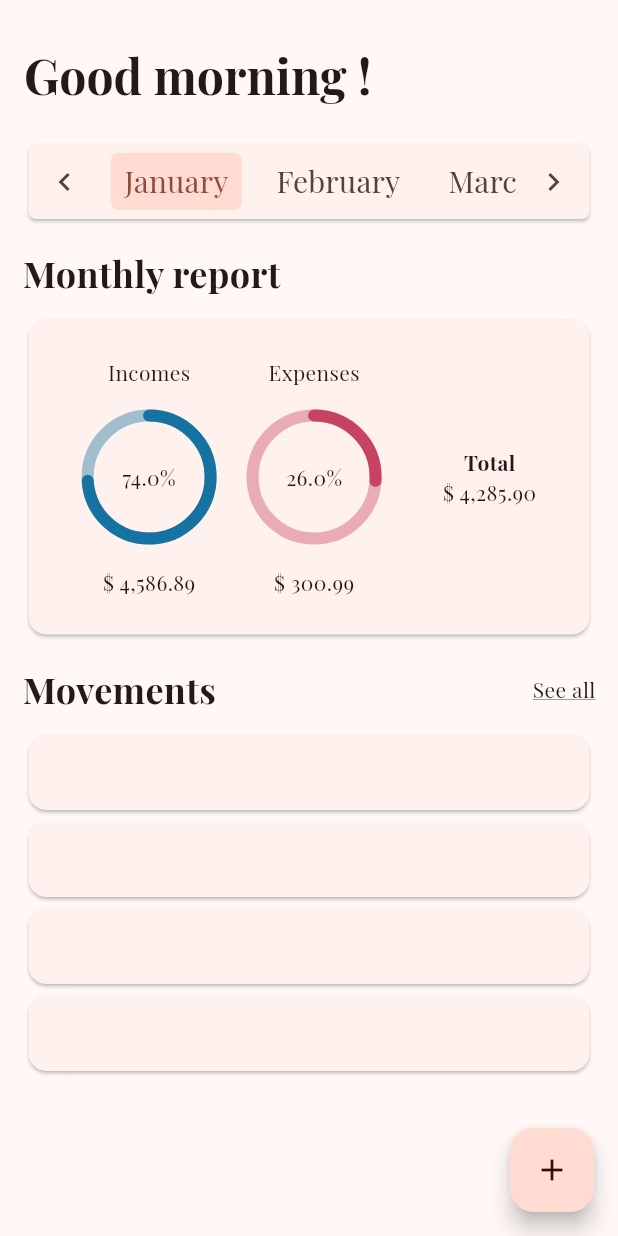
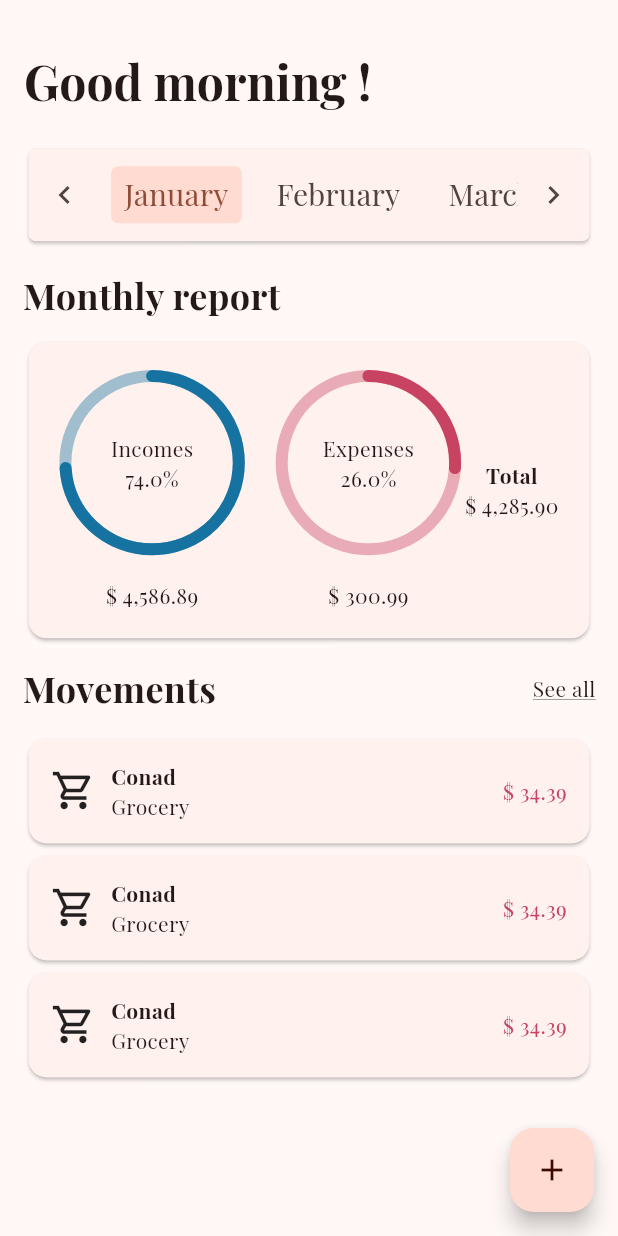
Before and after one commit to jacopo-degattis/makeitcount, a Flutter app: the screen it shows after launch, on a phone screen of 412 x 824 dp. Run offline on Flutter 3.47's test engine with Material 3 defaults, Android fonts, the phone set to English and light mode, and no system bars; drawn by our look-alikes of percent_indicator; our stand-ins replace google_fonts.

Commit message:
chore: improve widgets proportion using MediaQueries

```diff
--- a/lib/pages/home/components/expenses_pie_chart.dart
+++ b/lib/pages/home/components/expenses_pie_chart.dart
@@ -17,8 +17,11 @@ class ExpensesPieChart extends StatelessWidget {
 
   @override
   Widget build(BuildContext context) {
+    final radius = MediaQuery.of(context).size.width * 0.15;
+    final spacing = MediaQuery.of(context).size.height * 0.02;
+
     return CircularPercentIndicator(
-      radius: 45.0,
+      radius: radius,
       animation: true,
       lineWidth: 8.0,
       percent: percent,
@@ -26,13 +29,16 @@ class ExpensesPieChart extends StatelessWidget {
       progressColor: progressColor,
       circularStrokeCap: CircularStrokeCap.round,
       backgroundColor: progressColor.withOpacity(0.4),
-      header: Container(
-        margin: const EdgeInsets.only(bottom: 15.0),
-        child: Text(header),
-      ),
-      center: Text("${percent * 100}%"),
+      // header: Container(
+      //   margin: EdgeInsets.only(bottom: spacing),
+      //   child: Text(header),
+      // ),
+      center: Column(mainAxisAlignment: MainAxisAlignment.center, children: [
+        Text(header),
+        Text("${percent * 100}%"),
+      ]),
       footer: Container(
-        margin: const EdgeInsets.only(top: 15.0),
+        margin: EdgeInsets.only(top: spacing),
         child: Text(
           "\$ $footer",
         ),
--- a/lib/pages/home/components/monthly_report.dart
+++ b/lib/pages/home/components/monthly_report.dart
@@ -11,6 +11,11 @@ class MonthlyReport extends StatefulWidget {
 class _MonthlyReportState extends State<MonthlyReport> {
   @override
   Widget build(BuildContext context) {
+    final graphsSapcing = MediaQuery.of(context).size.width * 0.05;
+    final cardHeight = MediaQuery.of(context).size.height * 0.20;
+    final verticalCardPadding = MediaQuery.of(context).size.height * 0.02;
+    final horizontalCardPadding = MediaQuery.of(context).size.width * 0.05;
+
     return Column(
       crossAxisAlignment: CrossAxisAlignment.start,
       mainAxisAlignment: MainAxisAlignment.start,
@@ -23,40 +28,41 @@ class _MonthlyReportState extends State<MonthlyReport> {
                 fontWeight: FontWeight.bold,
               )),
         ),
-        const Card(
+        Card(
           child: Padding(
-            padding: EdgeInsets.only(
-              left: 15.0,
-              right: 15.0,
-              top: 15.0,
-              bottom: 15.0,
-            ),
+            padding: EdgeInsets.symmetric(
+                horizontal: horizontalCardPadding,
+                vertical: verticalCardPadding),
             child: SizedBox(
                 width: double.infinity,
-                height: 180,
+                height: cardHeight,
                 child: Row(
-                  mainAxisAlignment: MainAxisAlignment.spaceAround,
+                  mainAxisAlignment: MainAxisAlignment.spaceBetween,
                   crossAxisAlignment: CrossAxisAlignment.center,
                   children: [
                     Row(
                       children: [
-                        ExpensesPieChart(
+                        Container(
+                          child: const ExpensesPieChart(
                               header: "Incomes",
                               progressColor: Color(0xFF1572A1),
                               percent: 0.74,
                               footer: "4,586.89"),
+                        ),
                         SizedBox(
-                          width: 20.0,
-                        ),
-                        ExpensesPieChart(
+                            // width: 20.0,
+                            width: graphsSapcing),
+                        Container(
+                          child: const ExpensesPieChart(
                             header: "Expenses",
                             progressColor: Color(0xFFC84361),
                             percent: 0.26,
                             footer: "300.99",
                           ),
+                        ),
                       ],
                     ),
-                    Column(
+                    const Column(
                       mainAxisAlignment: MainAxisAlignment.center,
                       children: [
                         Text(
--- a/lib/pages/home/components/movements.dart
+++ b/lib/pages/home/components/movements.dart
@@ -11,33 +11,52 @@ class Movements extends StatefulWidget {
 class _MovementsState extends State<Movements> {
   @override
   Widget build(BuildContext context) {
-    return Column(
-        crossAxisAlignment: CrossAxisAlignment.start,
-        mainAxisAlignment: MainAxisAlignment.start,
-        children: [
+    final margin = MediaQuery.of(context).size.height * 0.015;
+
+    return Column(children: [
       Container(
-              margin: EdgeInsets.only(top: 15, bottom: 10),
-              child: Row(
+          margin: EdgeInsets.only(top: margin, bottom: margin),
+          child: const Row(
             mainAxisAlignment: MainAxisAlignment.spaceBetween,
             children: [
-                  Text("Movements",
-                      style:
-                          TextStyle(fontSize: 24, fontWeight: FontWeight.bold)),
+              Text(
+                "Movements",
+                style: TextStyle(
+                  fontSize: 24,
+                  fontWeight: FontWeight.bold,
+                ),
+              ),
               Text(
                 "See all",
-                    style: TextStyle(decoration: TextDecoration.underline),
+                style: TextStyle(
+                  decoration: TextDecoration.underline,
+                ),
               )
             ],
           )),
-          Container(
-              child: Column(
+      const Column(
+        mainAxisAlignment: MainAxisAlignment.spaceEvenly,
         children: [
-              SingleMovementCard(),
-              SingleMovementCard(),
-              SingleMovementCard(),
-              SingleMovementCard(),
+          SingleMovementCard(
+            title: "Conad",
+            category: "Grocery",
+            price: 34.39,
+            image: "test",
+          ),
+          SingleMovementCard(
+            title: "Conad",
+            category: "Grocery",
+            price: 34.39,
+            image: "test",
+          ),
+          SingleMovementCard(
+            title: "Conad",
+            category: "Grocery",
+            price: 34.39,
+            image: "test",
+          ),
         ],
-          ))
+      )
     ]);
   }
 }
--- a/lib/pages/home/components/single_movment_card.dart
+++ b/lib/pages/home/components/single_movment_card.dart
@@ -1,14 +1,57 @@
 import 'package:flutter/material.dart';
 
 class SingleMovementCard extends StatelessWidget {
-  const SingleMovementCard({super.key});
+  final String title;
+  final String category;
+  final double price; // TODO: it's price the best name ?
+  final String image;
+
+  const SingleMovementCard({
+    super.key,
+    required this.title,
+    required this.category,
+    required this.price,
+    required this.image,
+  });
 
   @override
   Widget build(BuildContext context) {
     return Card(
-        child: Container(
-      width: double.infinity,
-      height: 50,
+        child: Padding(
+      padding: const EdgeInsets.symmetric(vertical: 15.0, horizontal: 15.0),
+      child: Row(
+        mainAxisAlignment: MainAxisAlignment.spaceBetween,
+        children: [
+          Row(
+            children: [
+              const Icon(
+                Icons.local_grocery_store_outlined,
+                size: 30.0,
+              ),
+              Container(
+                margin: const EdgeInsets.only(left: 10.0),
+                child: Column(
+                  crossAxisAlignment: CrossAxisAlignment.start,
+                  children: [
+                    Text(
+                      title,
+                      style: const TextStyle(fontWeight: FontWeight.bold),
+                    ),
+                    Text(
+                      category,
+                      style: const TextStyle(fontWeight: FontWeight.w100),
+                    )
+                  ],
+                ),
+              ),
+            ],
+          ),
+          Text(
+            "\$ $price",
+            style: const TextStyle(color: Color(0xFFC84361)),
+          )
+        ],
+      ),
     ));
   }
 }
--- a/lib/pages/home/home.dart
+++ b/lib/pages/home/home.dart
@@ -39,9 +39,16 @@ class _HomePageState extends State<HomePage> with TickerProviderStateMixin {
       'December',
     ];
 
+    final toolbarHeight = MediaQuery.of(context).size.height * 0.10;
+
     return Scaffold(
       appBar: AppBar(
-        toolbarHeight: 75,
+        notificationPredicate: (_) => false,
+        surfaceTintColor: Colors.transparent,
+        scrolledUnderElevation: 0.0,
+        forceMaterialTransparency: true,
+        // toolbarHeight: 75,
+        toolbarHeight: toolbarHeight,
         title: Container(
           margin: const EdgeInsets.only(top: 25),
           child: const Text("Good morning !",
@@ -51,7 +58,7 @@ class _HomePageState extends State<HomePage> with TickerProviderStateMixin {
               )),
         ),
         bottom: PreferredSize(
-          preferredSize: const Size.fromHeight(75),
+          preferredSize: Size.fromHeight(toolbarHeight),
           child: Container(
             padding: const EdgeInsets.only(
               left: 15.0,
@@ -63,7 +70,8 @@ class _HomePageState extends State<HomePage> with TickerProviderStateMixin {
                   borderRadius: BorderRadius.circular(5),
                 ),
                 child: SizedBox(
-                  height: 50,
+                  // height: 50,
+                  height: MediaQuery.of(context).size.height * 0.075,
                   child: Row(
                     children: [
                       // TODO: should I keep arrows ?
@@ -120,11 +128,14 @@ class _HomePageState extends State<HomePage> with TickerProviderStateMixin {
       ),
       body: Container(
         padding: const EdgeInsets.only(left: 15.0, right: 15.0),
-        child: TabBarView(
-            controller: _tabController,
-            children: List.filled(12, 0)
-                .map((x) => const ExpensesPreview())
-                .toList() as List<Widget>),
+        child: SizedBox(
+          height: MediaQuery.of(context).size.height,
+          child: TabBarView(
+              controller: _tabController,
+              children: List.filled(12, 0)
+                  .map((x) => const ExpensesPreview())
+                  .toList() as List<Widget>),
+        ),
       ),
       floatingActionButton: FloatingActionButton(
         onPressed: () {
```
Lines whose indentation alone changed are shown as unchanged.
